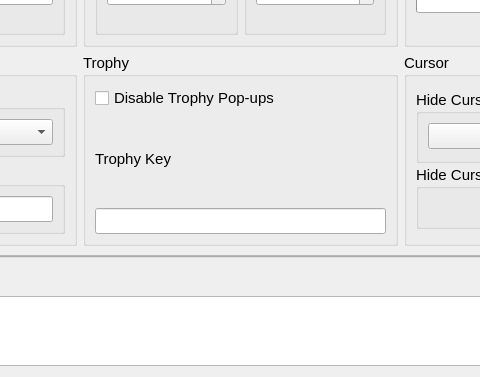
Before: the Qt Designer form settings/ShadSettings.ui in rainmakerv3/BB_Launcher, drawn with Qt 5; both pictures show x 262 to 742 and y 423 to 800 of the 1005 by 800 pixel window.
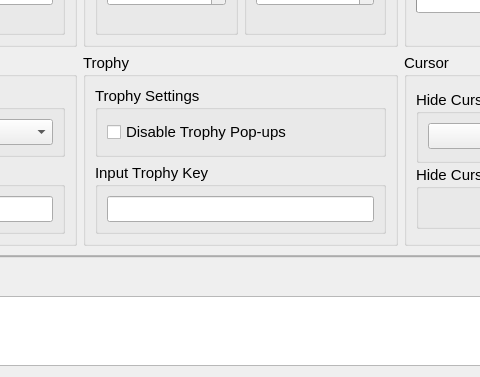
After: the same form once the commit is applied. Icons and pictures are not drawn.

```diff
--- a/settings/ShadSettings.ui
+++ b/settings/ShadSettings.ui
@@ -164,19 +164,27 @@
               </property>
               <layout class="QVBoxLayout" name="userNameLayout">
                <item>
+                <widget class="QGroupBox" name="groupBox_3">
+                 <property name="title">
+                  <string>Trophy Settings</string>
+                 </property>
+                 <layout class="QVBoxLayout" name="verticalLayout_14">
+                  <item>
                 <widget class="QCheckBox" name="disableTrophycheckBox">
                  <property name="text">
                   <string notr="true">Disable Trophy Pop-ups</string>
                  </property>
                 </widget>
                </item>
-               <item>
-                <widget class="QLabel" name="label_Trophy">
-                 <property name="text">
-                  <string notr="true">Trophy Key</string>
-                 </property>
+                 </layout>
                 </widget>
                </item>
+               <item>
+                <widget class="QGroupBox" name="groupBox_4">
+                 <property name="title">
+                  <string>Input Trophy Key</string>
+                 </property>
+                 <layout class="QVBoxLayout" name="verticalLayout_15">
                <item>
                 <widget class="QLineEdit" name="trophyKeyLineEdit">
                  <property name="minimumSize">
@@ -185,6 +193,9 @@
                    <height>0</height>
                   </size>
                  </property>
+                   </widget>
+                  </item>
+                 </layout>
                 </widget>
                </item>
               </layout>
```
Lines whose indentation alone changed are shown as unchanged.
